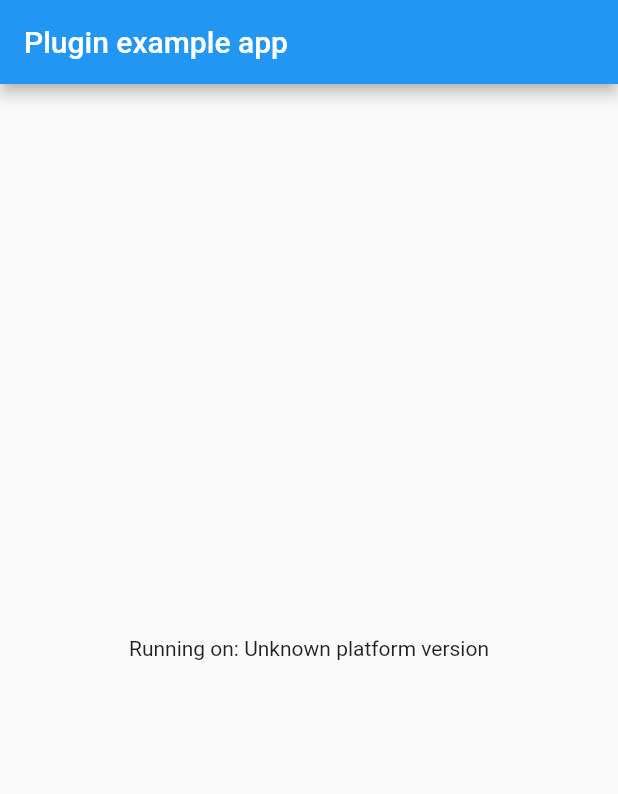
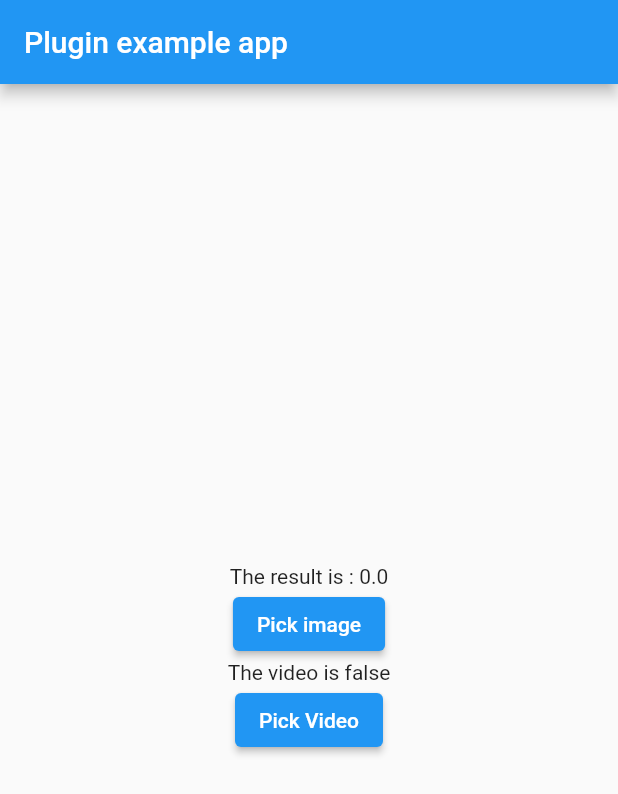
Before and after one commit to ahsanalidev/flutter_nsfw, a Flutter app: the screen it shows after launch, on a phone screen of 412 x 824 dp. Shown: the top 794 px of the screen. Run offline on Flutter 3.47's test engine with Material 2 defaults, Android fonts, the phone set to English and light mode, and no system bars; our stand-ins replace image_picker; missing offline and left inert: dart:ffi.

Commit message:
added_example_too

```diff
--- a/example/lib/main.dart
+++ b/example/lib/main.dart
@@ -1,50 +1,47 @@
+import 'dart:async';
+import 'dart:convert';
+import 'dart:ffi';
+import 'dart:io';
+
 import 'package:flutter/material.dart';
-import 'dart:async';
-
 import 'package:flutter/services.dart';
 import 'package:flutter_nsfw/flutter_nsfw.dart';
+import 'package:image_picker/image_picker.dart';
+import 'package:path_provider/path_provider.dart';
 
 void main() {
-  runApp(const MyApp());
+  runApp(MyApp());
 }
 
 class MyApp extends StatefulWidget {
-  const MyApp({Key? key}) : super(key: key);
-
   @override
-  State<MyApp> createState() => _MyAppState();
+  _MyAppState createState() => _MyAppState();
 }
 
 class _MyAppState extends State<MyApp> {
-  String _platformVersion = 'Unknown';
-
   @override
   void initState() {
     super.initState();
     initPlatformState();
   }
 
-  // Platform messages are asynchronous, so we initialize in an async method.
   Future<void> initPlatformState() async {
-    String platformVersion;
-    // Platform messages may fail, so we use a try/catch PlatformException.
-    // We also handle the message potentially returning null.
-    try {
-      platformVersion =
-          await FlutterNsfw.platformVersion ?? 'Unknown platform version';
-    } on PlatformException {
-      platformVersion = 'Failed to get platform version.';
+    Directory appDocDir = await getApplicationDocumentsDirectory();
+    String appDocPath = appDocDir.path;
+    var file = File(appDocPath + "/nsfw.tflite");
+    if (!file.existsSync()) {
+      var data = await rootBundle.load("assets/nsfw.tflite");
+      final buffer = data.buffer;
+      await file.writeAsBytes(
+          buffer.asUint8List(data.offsetInBytes, data.lengthInBytes));
     }
+    await FlutterNsfw.initNsfw(file.path);
+  }
 
-    // If the widget was removed from the tree while the asynchronous platform
-    // message was in flight, we want to discard the reply rather than calling
-    // setState to update our non-existent appearance.
-    if (!mounted) return;
+  String imgPath = "";
 
-    setState(() {
-      _platformVersion = platformVersion;
-    });
-  }
+  double result = 0.0;
+  bool _isNSFW = false;
 
   @override
   Widget build(BuildContext context) {
@@ -54,7 +51,57 @@ class _MyAppState extends State<MyApp> {
           title: const Text('Plugin example app'),
         ),
         body: Center(
-          child: Text('Running on: $_platformVersion\n'),
+          child: Column(
+            mainAxisAlignment: MainAxisAlignment.center,
+            children: [
+              if (imgPath.isNotEmpty)
+                Center(
+                    child: Image.file(
+                  File(imgPath),
+                  width: 300,
+                  height: 300,
+                  fit: BoxFit.cover,
+                )),
+              Text('The result is : $result'),
+              ElevatedButton(
+                child: Text('Pick image'),
+                onPressed: () async {
+                  final ImagePicker _picker = ImagePicker();
+                  final XFile? image =
+                      await _picker.pickImage(source: ImageSource.gallery);
+                  if (image != null) {
+                    setState(() {
+                      imgPath = image.path;
+                    });
+                    var score = await FlutterNsfw.getPhotoNSFWScore(imgPath);
+                    setState(() {
+                      result = score;
+                    });
+                  }
+                },
+              ),
+              Text('The video is $_isNSFW'),
+              ElevatedButton(
+                child: Text('Pick Video'),
+                onPressed: () async {
+                  final ImagePicker _picker = ImagePicker();
+                  final XFile? image =
+                      await _picker.pickVideo(source: ImageSource.gallery);
+                  if (image != null) {
+                    String videoPath = '';
+                    setState(() {
+                      videoPath = image.path;
+                    });
+                    bool isNSFW = await FlutterNsfw.detectNSFWVideo(
+                        videoPath: videoPath, nsfwThreshold: 0.9);
+                    setState(() {
+                      _isNSFW = isNSFW;
+                    });
+                  }
+                },
+              ),
+            ],
+          ),
         ),
       ),
     );
```
Also changed, not shown: example/analysis_options.yaml (deleted, +0 -29 lines), example/pubspec.yaml (+5 -17 lines), example/assets/ic_launcher.png (added), example/pubspec.lock, 14 other files.
